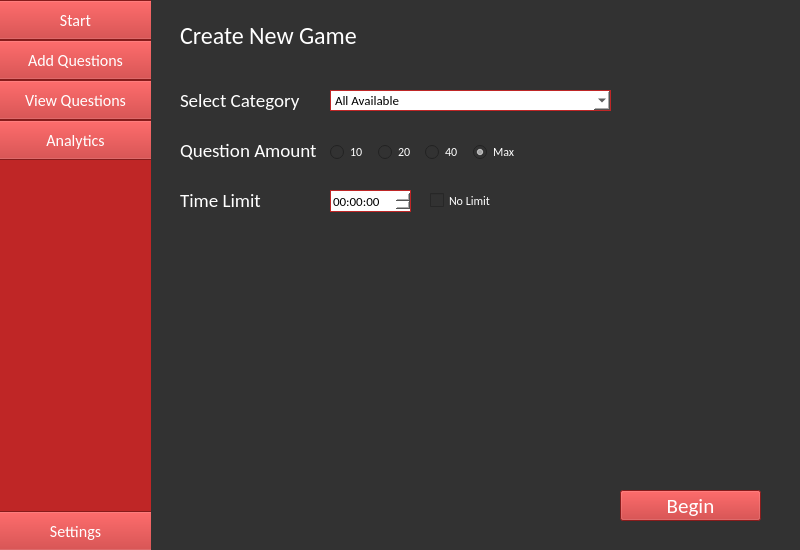
Qt form app/gui/ar_gui.ui (Kcorb0/active-recall) before a commit.
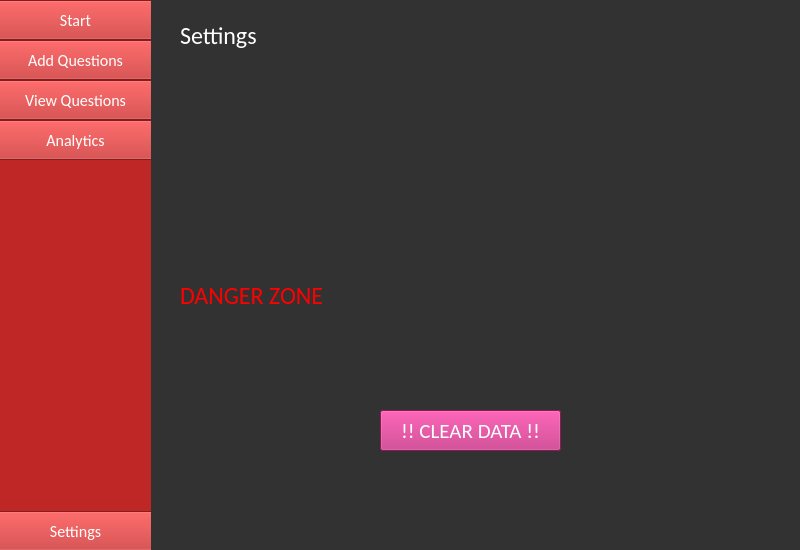
The same form after that commit. The open tabs and pages were chosen to show the change.

Commit message: Settings page added with option to clear all data from application

```diff
--- a/app/gui/ar_gui.ui
+++ b/app/gui/ar_gui.ui
@@ -1255,6 +1255,81 @@
       </property>
      </widget>
     </widget>
+    <widget class="QWidget" name="settings_page">
+     <widget class="QLabel" name="setting_title_lbl">
+      <property name="geometry">
+       <rect>
+        <x>10</x>
+        <y>10</y>
+        <width>191</width>
+        <height>31</height>
+       </rect>
+      </property>
+      <property name="font">
+       <font>
+        <family>Calibri</family>
+        <pointsize>18</pointsize>
+       </font>
+      </property>
+      <property name="styleSheet">
+       <string notr="true">color: white;</string>
+      </property>
+      <property name="text">
+       <string>Settings</string>
+      </property>
+      <property name="textFormat">
+       <enum>Qt::AutoText</enum>
+      </property>
+     </widget>
+     <widget class="QLabel" name="danger_zone_lbl">
+      <property name="geometry">
+       <rect>
+        <x>10</x>
+        <y>270</y>
+        <width>581</width>
+        <height>31</height>
+       </rect>
+      </property>
+      <property name="font">
+       <font>
+        <family>Calibri</family>
+        <pointsize>18</pointsize>
+       </font>
+      </property>
+      <property name="styleSheet">
+       <string notr="true">color: red;</string>
+      </property>
+      <property name="text">
+       <string>DANGER ZONE</string>
+      </property>
+      <property name="textFormat">
+       <enum>Qt::AutoText</enum>
+      </property>
+     </widget>
+     <widget class="QPushButton" name="clear_database_btn">
+      <property name="geometry">
+       <rect>
+        <x>210</x>
+        <y>400</y>
+        <width>181</width>
+        <height>41</height>
+       </rect>
+      </property>
+      <property name="font">
+       <font>
+        <family>Calibri</family>
+        <pointsize>16</pointsize>
+       </font>
+      </property>
+      <property name="styleSheet">
+       <string notr="true">color: white;
+background-color: rgb(191, 38, 120);</string>
+      </property>
+      <property name="text">
+       <string>!! CLEAR DATA !!</string>
+      </property>
+     </widget>
+    </widget>
    </widget>
   </widget>
  </widget>
```
The commit also changes 3 other files.
